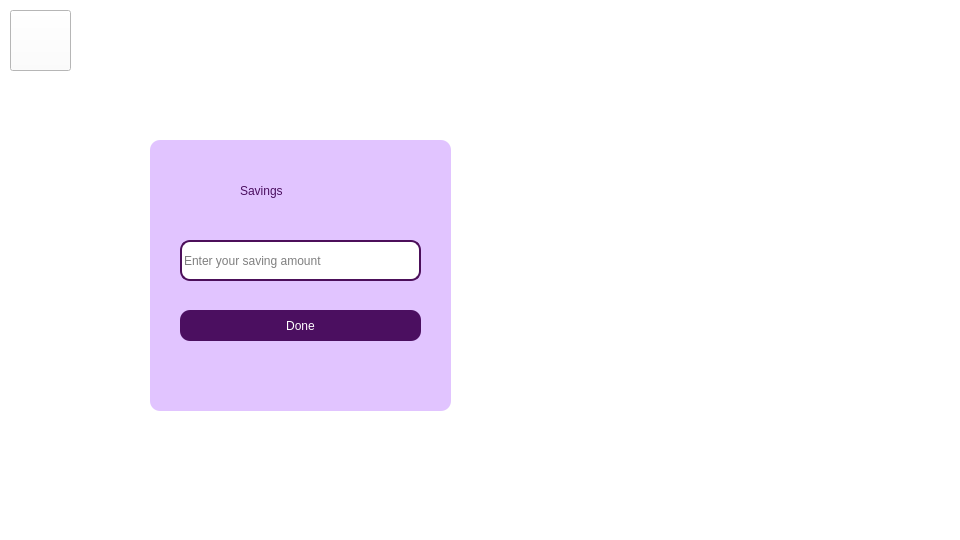
First picture: the form in savings.ui, repository Nirjaraa/spendwise, before the edit.
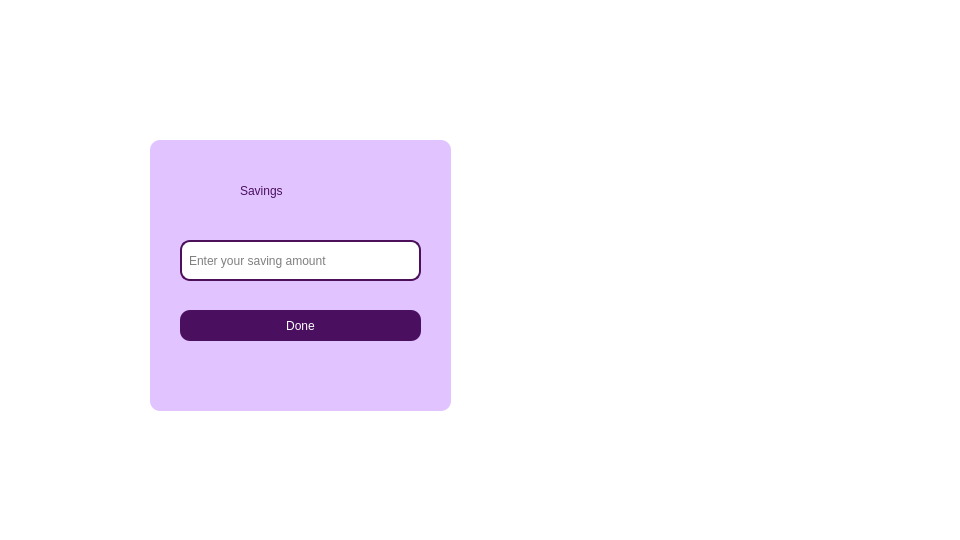
Second picture: the form after the edit. Icons and pictures are not drawn.

Patch:
```diff
--- a/savings.ui
+++ b/savings.ui
@@ -43,7 +43,8 @@
      </rect>
     </property>
     <property name="styleSheet">
-     <string notr="true">image: url(:/resources/back.svg);</string>
+     <string notr="true">image: url(:/resources/back.svg);
+border:None;</string>
     </property>
     <property name="text">
      <string/>
@@ -99,7 +100,8 @@
  color:black;
 font: 12pt &quot;Bahnschrift&quot;;
  background-color:white;
-border:2px solid rgb(76,15,90);</string>
+border:2px solid rgb(76,15,90);
+padding:5px;</string>
      </property>
      <property name="placeholderText">
       <string>Enter your saving amount</string>
```
